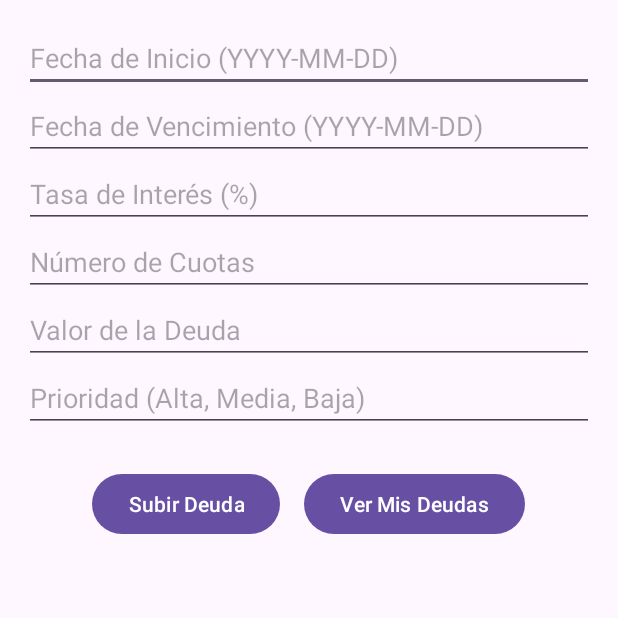
After one commit to JosehhR/AhorrApp, an Android app: the TestDebtActivity screen opened directly, with no data from a screen before it, on a phone screen of 412 x 824 dp, the top half of it. The commit adds this screen. Run offline under Robolectric (Android 15) with nearby library versions, the phone set to English and light mode, and no system bars; our stand-ins replace Firebase (no records; nobody signed in at launch, a user with empty details on screens opened directly).

Commit message:
Logica de deudas y pantallas demo para probar hechas

```diff
--- a/app/src/main/java/com/example/ahorrapp/LoginActivity.java
+++ b/app/src/main/java/com/example/ahorrapp/LoginActivity.java
@@ -49,7 +49,7 @@ public class LoginActivity extends AppCompatActivity {
                 .addOnCompleteListener(this, task -> {
                     if (task.isSuccessful()) {
                         // Inicio de sesión exitoso, redirigir a PerfilActivity
-                        Intent intent = new Intent(LoginActivity.this, PerfilActivity.class);
+                        Intent intent = new Intent(LoginActivity.this, TestDebtActivity.class);
                         intent.addFlags(Intent.FLAG_ACTIVITY_NEW_TASK | Intent.FLAG_ACTIVITY_CLEAR_TASK);
                         startActivity(intent);
                         finish(); // Cierra LoginActivity
--- /dev/null
+++ b/app/src/main/java/com/example/ahorrapp/TestDebtActivity.java
@@ -0,0 +1,75 @@
+package com.example.ahorrapp;
+
+import android.content.Intent;
+import android.os.Bundle;
+import android.widget.Button;
+import android.widget.EditText;
+import android.widget.Toast;
+
+import androidx.appcompat.app.AppCompatActivity;
+
+import com.example.ahorrapp.lib.debt;
+import com.google.firebase.auth.FirebaseAuth;
+import com.google.firebase.auth.FirebaseUser;
+
+public class TestDebtActivity extends AppCompatActivity {
+
+    private EditText startDateEditText, dueDateEditText, interestRateEditText, installmentsEditText, debtValueEditText, priorityEditText;
+    private Button uploadDebtButton, seeDebtsButton;
+    private FirebaseAuth mAuth;
+
+    @Override
+    protected void onCreate(Bundle savedInstanceState) {
+        super.onCreate(savedInstanceState);
+        setContentView(R.layout.activity_test_debt);
+
+        mAuth = FirebaseAuth.getInstance();
+
+        startDateEditText = findViewById(R.id.startDateEditText);
+        dueDateEditText = findViewById(R.id.dueDateEditText);
+        interestRateEditText = findViewById(R.id.interestRateEditText);
+        installmentsEditText = findViewById(R.id.installmentsEditText);
+        debtValueEditText = findViewById(R.id.debtValueEditText);
+        priorityEditText = findViewById(R.id.priorityEditText);
+        uploadDebtButton = findViewById(R.id.uploadDebtButton);
+        seeDebtsButton = findViewById(R.id.seeDebtsButton);
+
+        uploadDebtButton.setOnClickListener(v -> uploadDebt());
+
+        seeDebtsButton.setOnClickListener(v -> {
+            Intent intent = new Intent(TestDebtActivity.this, DebtListActivity.class);
+            startActivity(intent);
+        });
+    }
+
+    private void uploadDebt() {
+        FirebaseUser currentUser = mAuth.getCurrentUser();
+        if (currentUser == null) {
+            Toast.makeText(this, "Usuario no autenticado.", Toast.LENGTH_SHORT).show();
+            return;
+        }
+
+        String userId = currentUser.getUid();
+        String startDate = startDateEditText.getText().toString();
+        String dueDate = dueDateEditText.getText().toString();
+        double interestRate = Double.parseDouble(interestRateEditText.getText().toString());
+        int installments = Integer.parseInt(installmentsEditText.getText().toString());
+        double debtValue = Double.parseDouble(debtValueEditText.getText().toString());
+        String priority = priorityEditText.getText().toString();
+
+        debt newDebt = new debt(startDate, dueDate, interestRate, installments, debtValue, priority, userId);
+
+        newDebt.uploadToDatabase()
+                .addOnSuccessListener(aVoid -> {
+                    Toast.makeText(TestDebtActivity.this, "Deuda subida exitosamente", Toast.LENGTH_SHORT).show();
+                    // Limpiar campos
+                    startDateEditText.setText("");
+                    dueDateEditText.setText("");
+                    interestRateEditText.setText("");
+                    installmentsEditText.setText("");
+                    debtValueEditText.setText("");
+                    priorityEditText.setText("");
+                })
+                .addOnFailureListener(e -> Toast.makeText(TestDebtActivity.this, "Error al subir la deuda: " + e.getMessage(), Toast.LENGTH_SHORT).show());
+    }
+}
--- /dev/null
+++ b/app/src/main/java/com/example/ahorrapp/lib/firebaseLogic.java
@@ -0,0 +1,4 @@
+package com.example.ahorrapp.lib;
+
+public class firebaseLogic {
+}
--- /dev/null
+++ b/app/src/main/res/layout/activity_test_debt.xml
@@ -0,0 +1,72 @@
+<?xml version="1.0" encoding="utf-8"?>
+<LinearLayout xmlns:android="http://schemas.android.com/apk/res/android"
+    xmlns:tools="http://schemas.android.com/tools"
+    android:layout_width="match_parent"
+    android:layout_height="match_parent"
+    android:orientation="vertical"
+    android:padding="16dp"
+    tools:context=".TestDebtActivity">
+
+    <EditText
+        android:id="@+id/startDateEditText"
+        android:layout_width="match_parent"
+        android:layout_height="wrap_content"
+        android:hint="Fecha de Inicio (YYYY-MM-DD)" />
+
+    <EditText
+        android:id="@+id/dueDateEditText"
+        android:layout_width="match_parent"
+        android:layout_height="wrap_content"
+        android:hint="Fecha de Vencimiento (YYYY-MM-DD)" />
+
+    <EditText
+        android:id="@+id/interestRateEditText"
+        android:layout_width="match_parent"
+        android:layout_height="wrap_content"
+        android:inputType="numberDecimal"
+        android:hint="Tasa de Interés (%)" />
+
+    <EditText
+        android:id="@+id/installmentsEditText"
+        android:layout_width="match_parent"
+        android:layout_height="wrap_content"
+        android:inputType="number"
+        android:hint="Número de Cuotas" />
+
+    <EditText
+        android:id="@+id/debtValueEditText"
+        android:layout_width="match_parent"
+        android:layout_height="wrap_content"
+        android:inputType="numberDecimal"
+        android:hint="Valor de la Deuda" />
+
+    <EditText
+        android:id="@+id/priorityEditText"
+        android:layout_width="match_parent"
+        android:layout_height="wrap_content"
+        android:hint="Prioridad (Alta, Media, Baja)" />
+
+    <LinearLayout
+        android:layout_width="match_parent"
+        android:layout_height="wrap_content"
+        android:orientation="horizontal"
+        android:gravity="center_horizontal"
+        android:layout_marginTop="24dp">
+
+        <Button
+            android:id="@+id/uploadDebtButton"
+            android:layout_width="wrap_content"
+            android:layout_height="wrap_content"
+            android:layout_marginEnd="8dp"
+            android:text="Subir Deuda" />
+
+        <Button
+            android:id="@+id/seeDebtsButton"
+            android:layout_width="wrap_content"
+            android:layout_height="wrap_content"
+            android:layout_marginStart="8dp"
+            android:text="Ver Mis Deudas" />
+
+    </LinearLayout>
+
+</LinearLayout>
```
Also changed, not shown: app/src/main/AndroidManifest.xml (+12 -3 lines), app/src/main/java/com/example/ahorrapp/DebtAdapter.java (added, +93 -0 lines), app/src/main/java/com/example/ahorrapp/DebtListActivity.java (added, +72 -0 lines), app/src/main/java/com/example/ahorrapp/EditDebtActivity.java (added, +80 -0 lines), app/src/main/java/com/example/ahorrapp/lib/debt.java (added, +138 -0 lines), app/src/main/res/layout/activity_debt_list.xml (added, +14 -0 lines), app/src/main/res/layout/activity_edit_debt.xml (added, +57 -0 lines), app/src/main/res/layout/item_debt.xml (added, +57 -0 lines).
